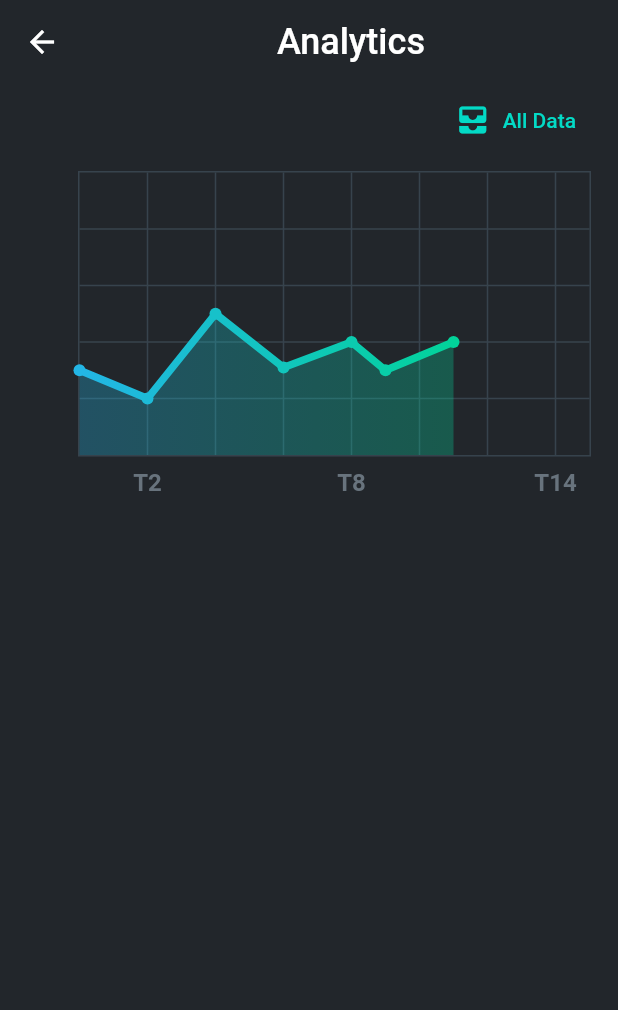
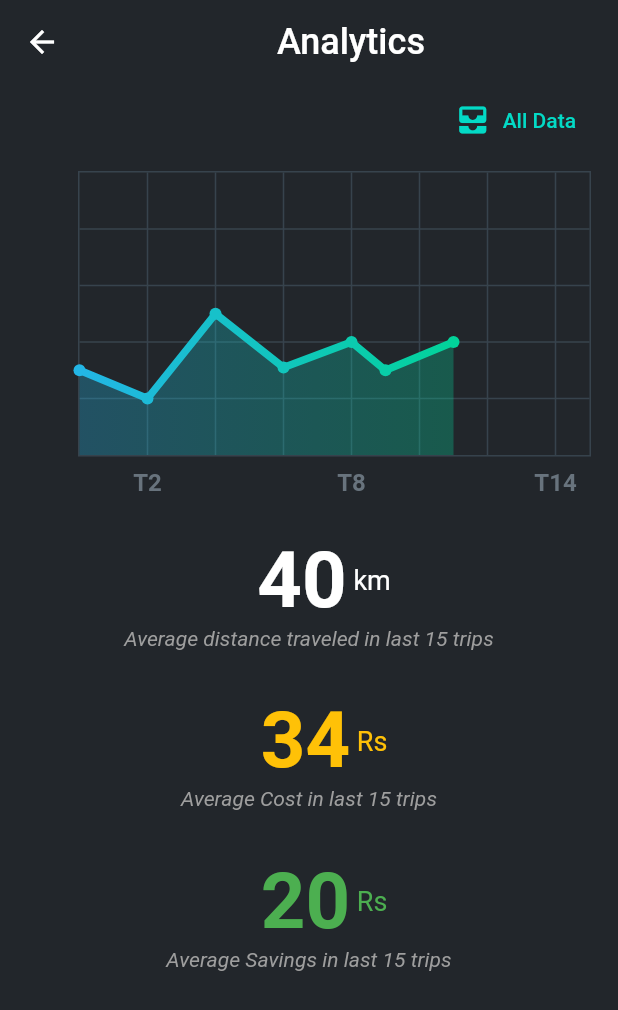
Before and after one commit to yashodeepk/EVMileageCalculator, a Flutter app: the analatics screen opened directly, on a phone screen of 412 x 824 dp. Shown: the top 1010 px of the screen. Run offline on Flutter 3.47's test engine with Material 2 defaults, Android fonts, the light colour scheme and no system bars; drawn by our look-alikes of fl_chart; our stand-ins replace auto_size_text, google_fonts, shared_preferences, sqflite; missing offline and left inert: currency_picker, rive_splash_screen; accounts and stored records are empty.

Commit message:
basic UI done

```diff
--- a/lib/pages/analaticsPage.dart
+++ b/lib/pages/analaticsPage.dart
@@ -93,6 +93,93 @@ class _analaticsState extends State<analatics> {
                         mainData(),
                       ),
                     ),
+                  ),
+                ),
+                Container(
+                  padding: EdgeInsets.fromLTRB(40, 10, 20, 0),
+                  child: Row(
+                    mainAxisAlignment: MainAxisAlignment.center,
+                    children: [
+                      Text(
+                        "40",
+                        style: TextStyle(
+                            fontSize: 52, fontWeight: FontWeight.bold),
+                      ),
+                      Text(
+                        " km",
+                        style: TextStyle(
+                          fontSize: 18,
+                        ),
+                      ),
+                    ],
+                  ),
+                ),
+                Text(
+                  "Average distance traveled in last 15 trips",
+                  style: TextStyle(
+                    fontSize: 14,
+                    color: Colors.grey,
+                    fontStyle: FontStyle.italic,
+                  ),
+                ),
+                Container(
+                  padding: EdgeInsets.fromLTRB(40, 30, 20, 0),
+                  child: Row(
+                    mainAxisAlignment: MainAxisAlignment.center,
+                    children: [
+                      Text(
+                        "34",
+                        style: TextStyle(
+                            fontSize: 52,
+                            color: Colors.amber,
+                            fontWeight: FontWeight.bold),
+                      ),
+                      Text(
+                        " Rs",
+                        style: TextStyle(
+                          color: Colors.amber,
+                          fontSize: 18,
+                        ),
+                      ),
+                    ],
+                  ),
+                ),
+                Text(
+                  "Average Cost in last 15 trips",
+                  style: TextStyle(
+                    fontSize: 14,
+                    color: Colors.grey,
+                    fontStyle: FontStyle.italic,
+                  ),
+                ),
+                Container(
+                  padding: EdgeInsets.fromLTRB(40, 30, 20, 0),
+                  child: Row(
+                    mainAxisAlignment: MainAxisAlignment.center,
+                    children: [
+                      Text(
+                        "20",
+                        style: TextStyle(
+                            fontSize: 52,
+                            fontWeight: FontWeight.bold,
+                            color: Colors.green),
+                      ),
+                      Text(
+                        " Rs",
+                        style: TextStyle(
+                          fontSize: 18,
+                          color: Colors.green,
+                        ),
+                      ),
+                    ],
+                  ),
+                ),
+                Text(
+                  "Average Savings in last 15 trips",
+                  style: TextStyle(
+                    fontSize: 14,
+                    color: Colors.grey,
+                    fontStyle: FontStyle.italic,
                   ),
                 ),
               ],
```
